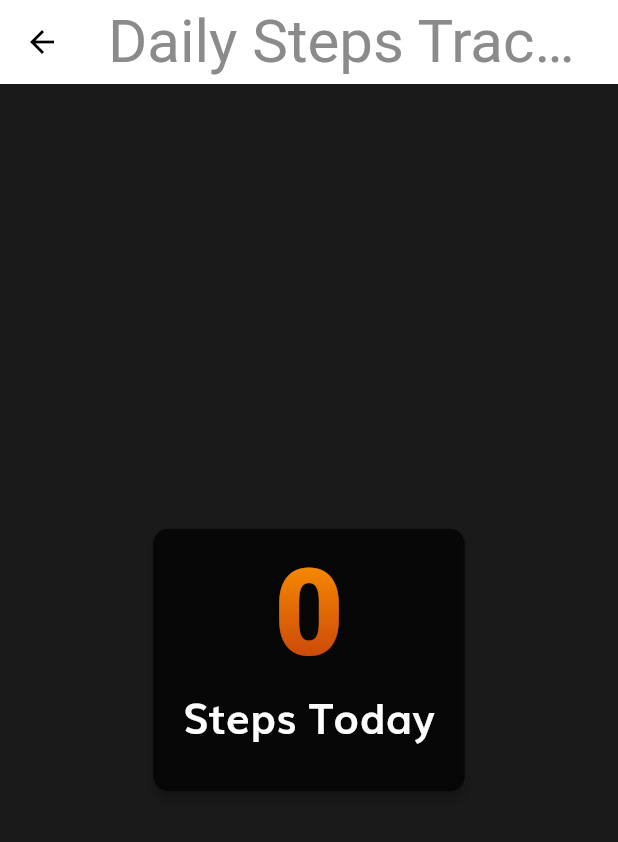
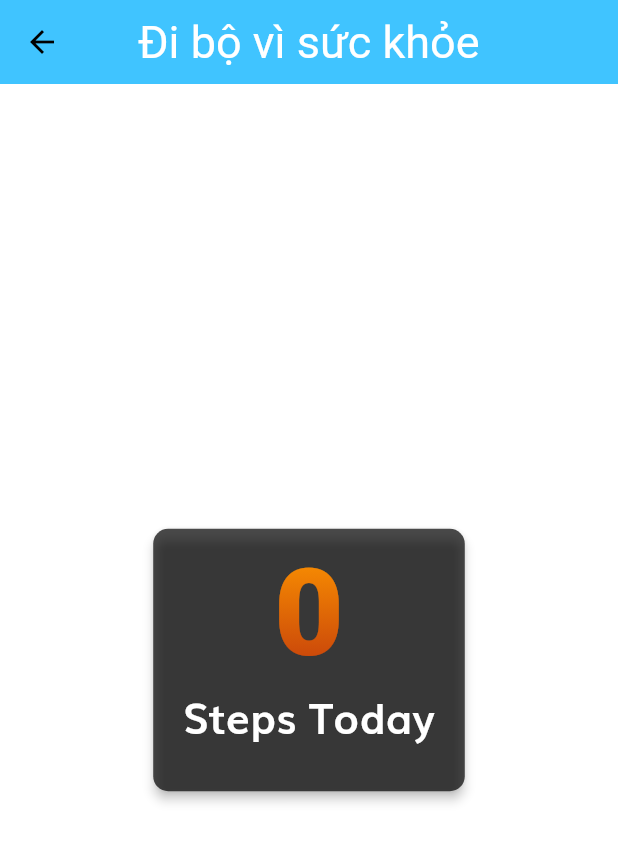
Before and after one commit to conghauto/App-Diabetes, a Flutter app: the DailyStepsPage screen opened by its route, on a phone screen of 412 x 824 dp. Shown: the top 842 px of the screen. Run offline on Flutter 3.47's test engine with Material 2 defaults, Android fonts, the phone set to English and light mode, and no system bars; our stand-ins replace firebase_auth, firebase_core, flutter_svg, fluttertoast, font_awesome_flutter, google_fonts and 4 more; missing offline and left inert: flutter_facebook_login; accounts and stored records are empty; statements that could not run were skipped.

```diff
--- a/lib/routes.dart
+++ b/lib/routes.dart
@@ -2,6 +2,7 @@ import 'package:diabetesapp/components/sign_in_google.dart';
 import 'package:diabetesapp/screens/forgot_password/forgot_password.dart';
 import 'package:diabetesapp/screens/home/home_screen.dart';
 import 'package:diabetesapp/screens/more/components/daily_steps_page.dart';
+import 'package:diabetesapp/screens/more/more_screen.dart';
 import 'package:diabetesapp/screens/sign_in/sign_in_screen.dart';
 import 'package:diabetesapp/screens/sign_up/sign_up_screen.dart';
 import 'package:diabetesapp/screens/splash/splash_screen.dart';
@@ -15,4 +16,5 @@ final Map<String, WidgetBuilder> routes= {
   ForgetPassword.routeName: (context) => ForgetPassword(),
   SignInGoogle.routeName: (context) => SignInGoogle(),
   DailyStepsPage.routeName: (context) => DailyStepsPage(),
+  MoreScreen.routeName: (context) => MoreScreen(),
 };
--- a/lib/screens/home/home_screen.dart
+++ b/lib/screens/home/home_screen.dart
@@ -4,6 +4,8 @@ import 'package:diabetesapp/screens/glucose/glucose_screen.dart';
 import 'package:diabetesapp/screens/more/more_screen.dart';
 import 'package:diabetesapp/screens/plan/plan_screen.dart';
 import 'package:flutter/material.dart';
+
+import '../../size_config.dart';
 class HomeScreen extends StatefulWidget {
   static String routeName = "/home";
   @override
@@ -25,6 +27,7 @@ class _HomeScreenStateful extends State<HomeScreen> {
   }
   @override
   Widget build(BuildContext context) {
+    SizeConfig().init(context);
     return Scaffold(
       body: PageView(
        controller: _pageController,
--- a/lib/screens/more/components/daily_steps_page.dart
+++ b/lib/screens/more/components/daily_steps_page.dart
@@ -30,11 +30,16 @@ class _DailyStepsPageState extends State<DailyStepsPage> {
   @override
   Widget build(BuildContext context) {
     return Scaffold(
-      backgroundColor: carbonBlack,
+      backgroundColor: Colors.white,
       appBar: AppBar(
+        backgroundColor: Colors.lightBlueAccent,
         title: Text(
-          "Daily Steps Tracker",
-          style: GoogleFonts.darkerGrotesque(fontSize: 40),
+          "Đi bộ vì sức khỏe",
+          style: GoogleFonts.darkerGrotesque(
+            fontSize: 30,
+            color: Colors.white
+          ),
+
         ),
         centerTitle: true,
         //backgroundColor: Colors.transparent,
```
Also changed, not shown: lib/main.dart (+23 -20 lines).
